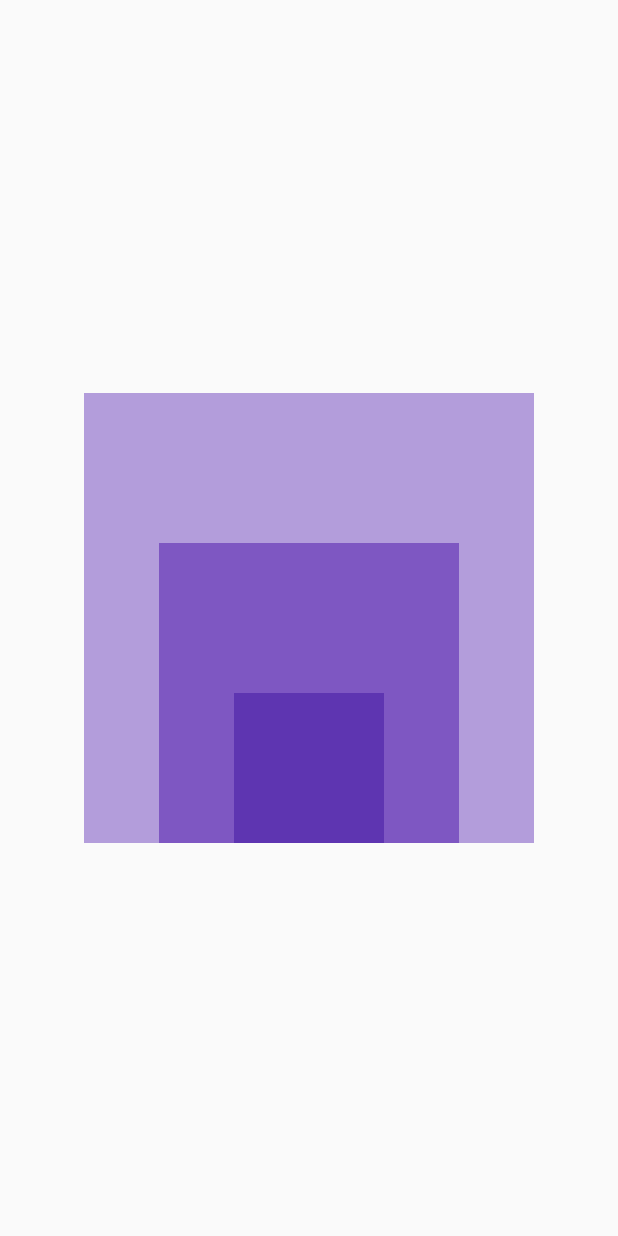
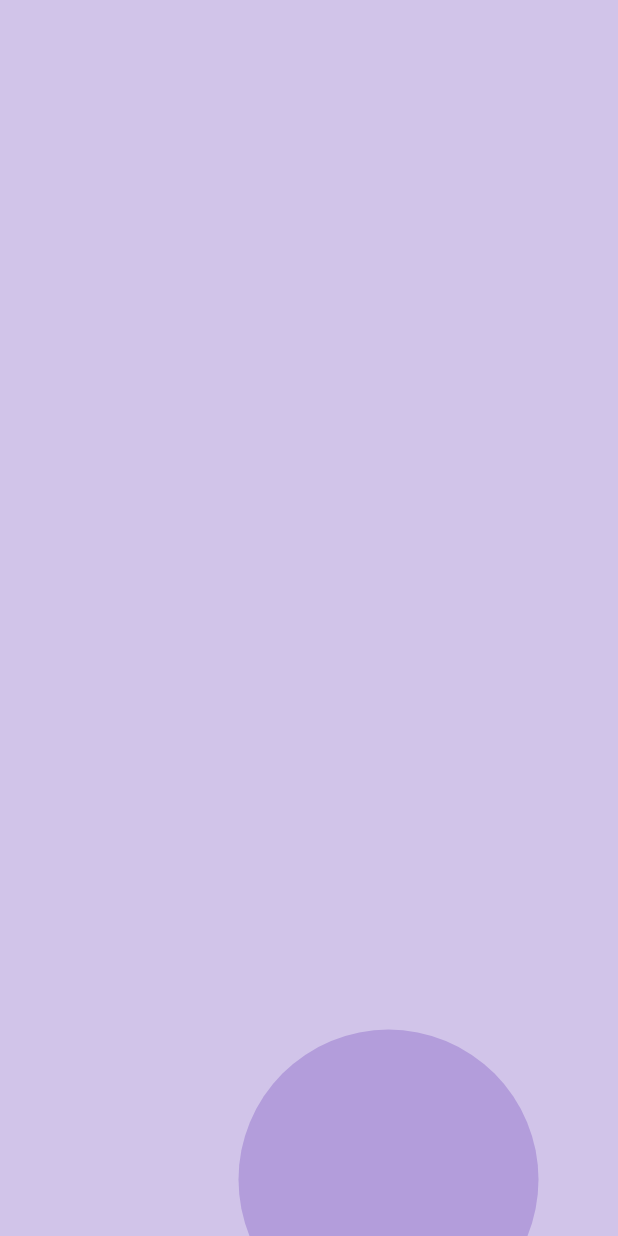
Before and after one commit to asahaya/widget_of_the_day_220813, a Flutter app: the screen it shows after launch, on a phone screen of 412 x 824 dp. Run offline on Flutter 3.47's test engine with Material 2 defaults, Android fonts, the phone set to English and light mode, and no system bars.

Commit message:
no21_Stack_alignment

```diff
--- a/lib/no21_Stack.dart
+++ b/lib/no21_Stack.dart
@@ -1,6 +1,4 @@
 import 'package:flutter/material.dart';
-import 'package:flutter/src/foundation/key.dart';
-import 'package:flutter/src/widgets/framework.dart';
 
 class No21_StackWidget extends StatelessWidget {
   const No21_StackWidget({Key? key}) : super(key: key);
@@ -12,24 +10,20 @@ class No21_StackWidget extends StatelessWidget {
       home: Scaffold(
         body: Center(
           child: Stack(
-
               // alignment: AlignmentDirectional.center, //重なる全要素を全部中央に
               alignment: AlignmentDirectional.bottomCenter, //
               children: [
                 Container(
-                  height: 300,
-                  width: 300,
-                  color: Colors.deepPurple[200],
-                ),
-                Container(
-                  height: 200,
-                  width: 200,
-                  color: Colors.deepPurple[400],
-                ),
-                Container(
-                  height: 100,
-                  width: 100,
-                  color: Colors.deepPurple[600],
+                  color: Colors.deepPurple[100],
+                  alignment: Alignment(0.5, 1.2),
+                  child: Container(
+                    height: 200,
+                    width: 200,
+                    decoration: BoxDecoration(
+                      shape: BoxShape.circle,
+                      color: Colors.deepPurple[200],
+                    ),
+                  ),
                 ),
               ]),
         ),
```
